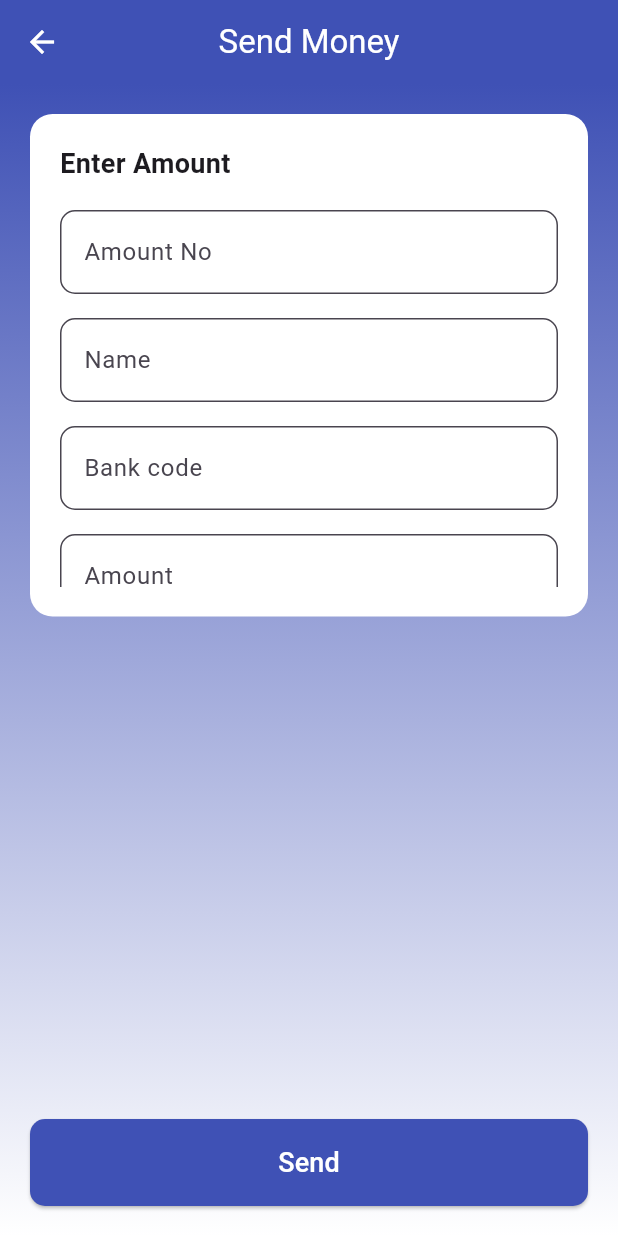
After one commit to rahulsakthi306/torus_flutter_widgets, a Flutter app: the screen it shows after launch, after a tap on "Submit", on a phone screen of 412 x 824 dp. The commit adds this screen. Run offline on Flutter 3.47's test engine with Material 3 defaults, Android fonts, the phone set to English and light mode, and no system bars; our stand-ins replace bloc, circular_countdown_timer, connectivity_plus, fl_chart, flutter_bloc, flutter_slidable and 8 more; missing offline and left inert: expandable_datatable, external_path, graphic; project files that could hold a hidden picture were left out.

Commit message:
last changes

```diff
--- a/lib/main.dart
+++ b/lib/main.dart
@@ -10,6 +10,8 @@ import 'package:torus_flutter_widgets/material_widgets/widgets/dynamic/Inputs/te
 import 'package:torus_flutter_widgets/material_widgets/widgets/scanner/scanner.dart';
 import 'package:torus_flutter_widgets/material_widgets/widgets/timer/circular_time.dart';
 import 'package:torus_flutter_widgets/material_widgets/widgets/timer/timer.dart';
+
+import 'material_widgets/widgets/form/formfield.dart';
 // import 'package:google_mobile_ads/google_mobile_ads.dart';
 
 void main() {
@@ -91,7 +93,17 @@ class _MyHomePageState extends State<MyHomePage> with SingleTickerProviderStateM
         padding: const EdgeInsets.all(16.0),
         child: Column(
           children: [
-            TTextField(),
+            ElevatedButton(
+              onPressed: () {
+                Navigator.push(context,
+                  MaterialPageRoute(builder: (context) =>  Formfield())
+                );
+              } ,
+              child: const Text('Submit'),
+            ),
+
+
+            // TTextField(),
             // CreditCardForm(key: _creditCardFormKey),
             // const SizedBox(height: 24),
             // ElevatedButton(
--- a/lib/material_widgets/Modified_JSON_Latest/counter_button.json
+++ b/lib/material_widgets/Modified_JSON_Latest/counter_button.json
@@ -3,7 +3,6 @@
     "version": "3.27.1",
     "component": "CounterButton",
     "name": "CounterButton",
-    "type": "",
     "layout": [
         {
             "name": "length",
--- a/lib/material_widgets/Modified_JSON_Latest/customwidget.json
+++ b/lib/material_widgets/Modified_JSON_Latest/customwidget.json
@@ -3,7 +3,6 @@
     "version": "3.27.1",
     "component": "CustomWidget",
     "name": "CustomWidget",
-    "type": "",
     "layout": [
         {
             "name": "length",
--- /dev/null
+++ b/lib/material_widgets/widgets/form/formfield.dart
@@ -0,0 +1,117 @@
+import 'package:flutter/material.dart';
+
+class Formfield extends StatefulWidget {
+  const Formfield({super.key});
+
+  @override
+  State<Formfield> createState() => _FormfieldState();
+}
+
+class _FormfieldState extends State<Formfield> {
+  final TextEditingController _controller1 = TextEditingController();
+  final TextEditingController _controller2 = TextEditingController();
+  final TextEditingController _controller3 = TextEditingController();
+  final TextEditingController _controller4 = TextEditingController();
+  final TextEditingController _controller5 = TextEditingController();
+
+  @override
+  Widget build(BuildContext context) {
+    return Scaffold(
+      appBar: AppBar(
+        backgroundColor: Colors.indigo,
+        elevation: 0,
+        leading: IconButton(
+          icon: const Icon(Icons.arrow_back, color: Colors.white),
+          onPressed: () {
+            Navigator.pop(context);
+          },
+        ),
+        centerTitle: true,
+        title: const Text(
+          "Send Money",
+          style: TextStyle(color: Colors.white),
+        ),
+      ),
+      body: Container(
+        decoration: const BoxDecoration(
+          gradient: LinearGradient(
+            begin: Alignment.topCenter,
+            end: Alignment.bottomCenter,
+            colors: [Colors.indigo, Colors.white],
+          ),
+        ),
+        child: Padding(
+          padding: const EdgeInsets.all(20.0),
+          child: Column(
+            children: [
+              Expanded(
+                child: Container(
+                  padding: const EdgeInsets.all(20),
+                  decoration: BoxDecoration(
+                    color: Colors.white,
+                    borderRadius: BorderRadius.circular(15),
+                  ),
+                  child: ListView(
+                    children: [
+                      const Padding(
+                        padding: EdgeInsets.only(bottom: 10.0),
+                        child: Text(
+                          "Enter Amount",
+                          style: TextStyle(fontWeight: FontWeight.bold, fontSize: 18),
+                        ),
+                      ),
+                      _buildTextField("Amount No", _controller1, TextInputType.number),
+                      _buildTextField("Name", _controller2, TextInputType.text),
+                      _buildTextField("Bank code", _controller3, TextInputType.number),
+                      _buildTextField("Amount", _controller4, TextInputType.number),
+                      _buildTextField("Purpose", _controller5, TextInputType.text),
+                    ],
+                  ),
+                ),
+              ),
+              Spacer( ),
+              // const SizedBox(height: 20),
+              SizedBox(
+                width: double.infinity,
+                child: ElevatedButton(
+                  onPressed: () {
+                    print("Sending: ${_controller1.text}, ${_controller2.text}, ${_controller3.text}, ${_controller4.text}, ${_controller5.text}");
+                  },
+                  style: ElevatedButton.styleFrom(
+                    padding: const EdgeInsets.symmetric(vertical: 16),
+                    backgroundColor: Colors.indigo,
+                    shape: RoundedRectangleBorder(
+                      borderRadius: BorderRadius.circular(10),
+                    ),
+                  ),
+                  child: const Text(
+                    "Send",
+                    style: TextStyle(fontSize: 18, color: Colors.white),
+                  ),
+                ),
+              ),
+            ],
+          ),
+        ),
+      ),
+    );
+  }
+
+  Widget _buildTextField(String label, TextEditingController controller, TextInputType type) {
+    return Padding(
+      padding: const EdgeInsets.symmetric(vertical: 8.0),
+      child: TextField(
+        controller: controller,
+        keyboardType: type,
+        decoration: InputDecoration(
+          filled: true,
+          fillColor: Colors.white,
+          labelText: label,
+          border: OutlineInputBorder(
+            borderRadius: BorderRadius.circular(10.0),
+          ),
+        ),
+      ),
+    );
+  }
+}
```
